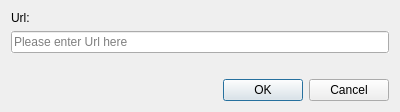
d1vanov/quentier, file libqutenote/src/note_editor/EditUrlDialog.ui: the form before one commit.
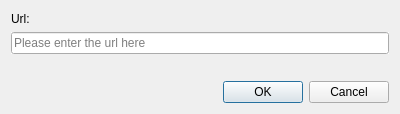
The form after the commit.

Patch:
```diff
--- a/libqutenote/src/note_editor/EditUrlDialog.ui
+++ b/libqutenote/src/note_editor/EditUrlDialog.ui
@@ -7,7 +7,7 @@
     <x>0</x>
     <y>0</y>
     <width>400</width>
-    <height>102</height>
+    <height>114</height>
    </rect>
   </property>
   <property name="windowTitle">
@@ -30,7 +30,7 @@
       <bool>true</bool>
      </property>
      <property name="placeholderText">
-      <string>Please enter Url here</string>
+      <string>Please enter the url here</string>
      </property>
     </widget>
    </item>
```
